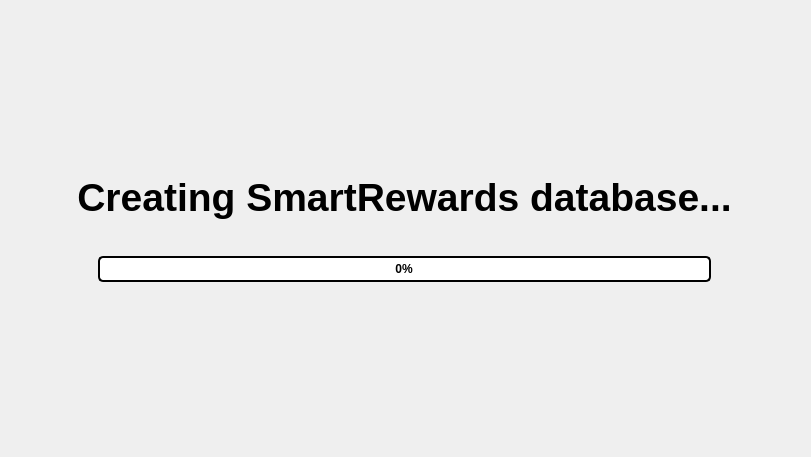
The window that src/qt/forms/smartrewardslist.ui (SmartCash/Core-Smart) describes before a commit, drawn with Qt 5.
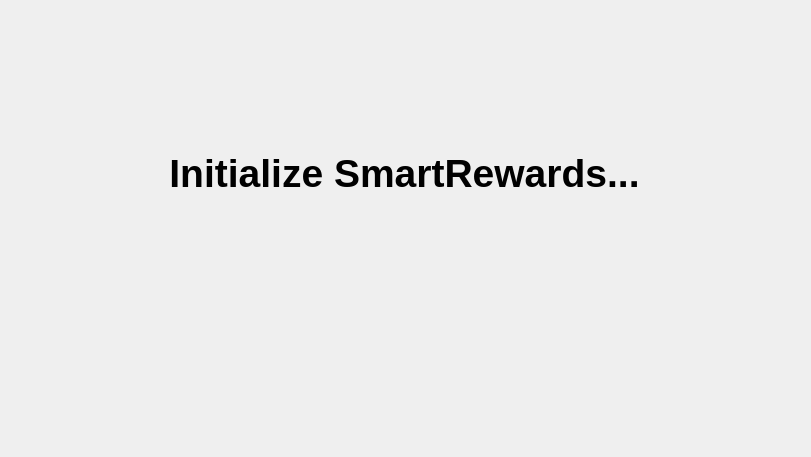
The same window after the commit. The open tabs and pages were chosen to show the change. Custom widgets are drawn as their Qt base class.

Commit message: smartrewards/qt: Improved smartrewards UI update process

The edit to the form file:
```diff
--- a/src/qt/forms/smartrewardslist.ui
+++ b/src/qt/forms/smartrewardslist.ui
@@ -142,142 +142,6 @@
        </item>
       </layout>
      </widget>
-     <widget class="QWidget" name="loadingPage">
-      <layout class="QVBoxLayout" name="verticalLayout_7">
-       <item>
-        <spacer name="verticalSpacer_5">
-         <property name="orientation">
-          <enum>Qt::Vertical</enum>
-         </property>
-         <property name="sizeHint" stdset="0">
-          <size>
-           <width>20</width>
-           <height>142</height>
-          </size>
-         </property>
-        </spacer>
-       </item>
-       <item>
-        <widget class="QLabel" name="label_2">
-         <property name="font">
-          <font>
-           <pointsize>29</pointsize>
-           <weight>75</weight>
-           <bold>true</bold>
-          </font>
-         </property>
-         <property name="styleSheet">
-          <string notr="true"/>
-         </property>
-         <property name="text">
-          <string>Creating SmartRewards database...</string>
-         </property>
-         <property name="alignment">
-          <set>Qt::AlignCenter</set>
-         </property>
-        </widget>
-       </item>
-       <item>
-        <spacer name="verticalSpacer_4">
-         <property name="orientation">
-          <enum>Qt::Vertical</enum>
-         </property>
-         <property name="sizeType">
-          <enum>QSizePolicy::Fixed</enum>
-         </property>
-         <property name="sizeHint" stdset="0">
-          <size>
-           <width>20</width>
-           <height>30</height>
-          </size>
-         </property>
-        </spacer>
-       </item>
-       <item>
-        <layout class="QHBoxLayout" name="horizontalLayout">
-         <item>
-          <spacer name="horizontalSpacer">
-           <property name="orientation">
-            <enum>Qt::Horizontal</enum>
-           </property>
-           <property name="sizeType">
-            <enum>QSizePolicy::Fixed</enum>
-           </property>
-           <property name="sizeHint" stdset="0">
-            <size>
-             <width>80</width>
-             <height>20</height>
-            </size>
-           </property>
-          </spacer>
-         </item>
-         <item>
-          <widget class="QProgressBar" name="loadingProgress">
-           <property name="minimumSize">
-            <size>
-             <width>0</width>
-             <height>0</height>
-            </size>
-           </property>
-           <property name="styleSheet">
-            <string notr="true">QProgressBar {
-    border: 2px solid black;
-    border-radius: 5px;
-    text-align: center;
-    font-weight: bold;
-}
-
-QProgressBar::chunk {
-    background-color: #FEC60D;
-}</string>
-           </property>
-           <property name="maximum">
-            <number>100000</number>
-           </property>
-           <property name="value">
-            <number>21</number>
-           </property>
-           <property name="alignment">
-            <set>Qt::AlignCenter</set>
-           </property>
-           <property name="invertedAppearance">
-            <bool>false</bool>
-           </property>
-          </widget>
-         </item>
-         <item>
-          <spacer name="horizontalSpacer_2">
-           <property name="orientation">
-            <enum>Qt::Horizontal</enum>
-           </property>
-           <property name="sizeType">
-            <enum>QSizePolicy::Fixed</enum>
-           </property>
-           <property name="sizeHint" stdset="0">
-            <size>
-             <width>80</width>
-             <height>20</height>
-            </size>
-           </property>
-          </spacer>
-         </item>
-        </layout>
-       </item>
-       <item>
-        <spacer name="verticalSpacer_6">
-         <property name="orientation">
-          <enum>Qt::Vertical</enum>
-         </property>
-         <property name="sizeHint" stdset="0">
-          <size>
-           <width>20</width>
-           <height>142</height>
-          </size>
-         </property>
-        </spacer>
-       </item>
-      </layout>
-     </widget>
      <widget class="QWidget" name="rewardsPage">
       <property name="minimumSize">
        <size>
```
Left out of the diff: 2 changed lines with no effect on the pictures. The commit also changes 5 other files.
